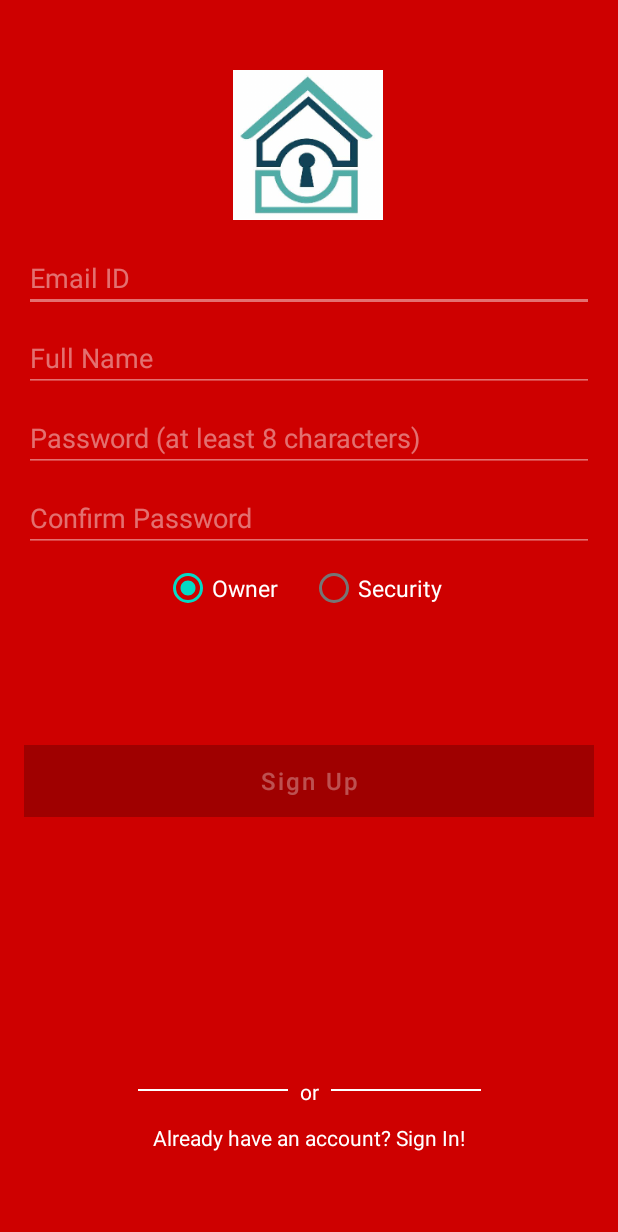
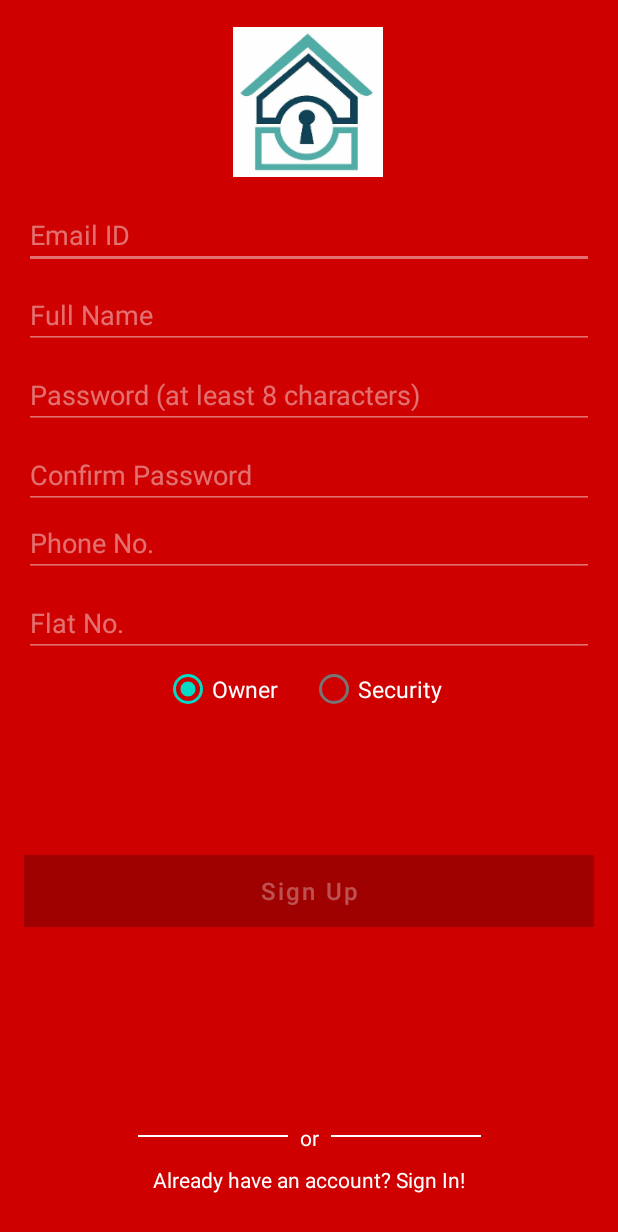
Before and after one commit to Sanket36/AndroidApp, an Android app: the fragment SignUpFragment shown on its own in the app's theme, on a phone screen of 412 x 824 dp. Shown: the top 1232 px of the screen. Run offline under Robolectric (Android 15) with nearby library versions, the light colour scheme and no system bars; our stand-ins replace Firebase (no records; nobody signed in at launch, a user with empty details on screens opened directly); 2 statements that could not run were skipped.

Commit message:
Changes in Sign up

```diff
--- a/app/build.gradle
+++ b/app/build.gradle
@@ -40,6 +40,7 @@ dependencies {
     implementation platform('com.google.firebase:firebase-bom:26.1.0')
     implementation 'com.google.firebase:firebase-auth'
     implementation 'com.google.firebase:firebase-firestore'
+    implementation 'com.google.firebase:firebase-database'
     testImplementation 'junit:junit:4.+'
     androidTestImplementation 'androidx.test.ext:junit:1.1.2'
     androidTestImplementation 'androidx.test.espresso:espresso-core:3.3.0'
--- a/app/src/main/AndroidManifest.xml
+++ b/app/src/main/AndroidManifest.xml
@@ -13,7 +13,6 @@
         android:theme="@style/Theme.SecureHomes">
         <activity android:name=".OwnerDashboard"></activity>
         <activity android:name=".SecurityDashboard" />
-        <activity android:name=".DashboardActivity" />
         <activity android:name=".RegisterActivity" />
         <activity
             android:name=".MainActivity"
--- a/app/src/main/java/com/example/securehomes/MainActivity.java
+++ b/app/src/main/java/com/example/securehomes/MainActivity.java
@@ -32,7 +32,9 @@ public class MainActivity extends AppCompatActivity {
             finish();
         }
         else {
-            Intent mainIntent = new Intent(MainActivity.this,DashboardActivity.class);
+            firebaseAuth.getCurrentUser().getUid();
+
+            Intent mainIntent = new Intent(MainActivity.this,OwnerDashboard.class);
             startActivity(mainIntent);
             finish();
         }
--- a/app/src/main/java/com/example/securehomes/SignUpFragment.java
+++ b/app/src/main/java/com/example/securehomes/SignUpFragment.java
@@ -29,6 +29,8 @@ import com.google.android.gms.tasks.OnCompleteListener;
 import com.google.android.gms.tasks.Task;
 import com.google.firebase.auth.AuthResult;
 import com.google.firebase.auth.FirebaseAuth;
+import com.google.firebase.database.DatabaseReference;
+import com.google.firebase.database.FirebaseDatabase;
 import com.google.firebase.firestore.DocumentReference;
 import com.google.firebase.firestore.FirebaseFirestore;
 
@@ -48,12 +50,14 @@ public class SignUpFragment extends Fragment {
     private EditText fullName;
     private EditText password;
     private EditText confirmPassword;
+    private EditText phoneNo;
+    private EditText flatNo;
     private Button signupBtn;
     private ProgressBar progressBar;
     private FirebaseAuth firebaseAuth;
-    private FirebaseFirestore firebaseFirestore;
+    private DatabaseReference firebaseDatabase;
     private RadioGroup radioGroup;
-    private RadioButton radioButton;
+    private RadioButton radioButton,ownerRadio;
 
     @Override
     public View onCreateView(LayoutInflater inflater, ViewGroup container,
@@ -67,18 +71,34 @@ public class SignUpFragment extends Fragment {
         fullName = view.findViewById(R.id.sign_up_fullname);
         password = view.findViewById(R.id.sign_up_password);
         confirmPassword = view.findViewById(R.id.sign_up_confirmpass);
+        phoneNo = view.findViewById(R.id.phoneNo);
+        flatNo = view.findViewById(R.id.flatNo);
         progressBar = view.findViewById(R.id.progressBar);
         signupBtn = view.findViewById(R.id.sign_up_button);
         radioGroup = view.findViewById(R.id.sign_up_radio_group);
+        ownerRadio = view.findViewById(R.id.sign_in_radio_owner);
 
         firebaseAuth =FirebaseAuth.getInstance();
-        firebaseFirestore = FirebaseFirestore.getInstance();
+        firebaseDatabase = FirebaseDatabase.getInstance().getReference("Users");
         return view;
     }
 
     @Override
     public void onViewCreated(@NonNull View view, @Nullable Bundle savedInstanceState) {
         super.onViewCreated(view, savedInstanceState);
+
+        radioGroup.setOnCheckedChangeListener(new RadioGroup.OnCheckedChangeListener() {
+            @Override
+            public void onCheckedChanged(RadioGroup group, int checkedId) {
+                if(checkedId == R.id.sign_in_radio_owner){
+                    flatNo.setVisibility(View.VISIBLE);
+                } else {
+                    flatNo.setVisibility(View.INVISIBLE);
+                }
+            }
+        });
+
+
         alreadyhaveaccount.setOnClickListener(new View.OnClickListener() {
             @Override
             public void onClick(View v) {
@@ -166,27 +186,32 @@ public class SignUpFragment extends Fragment {
         fragmentTransaction.commit();
     }
     private void checkinputs(){
-        if (!TextUtils.isEmpty(email.getText().toString())){
-            if(!TextUtils.isEmpty(fullName.getText().toString())){
-                if(!TextUtils.isEmpty(password.getText().toString()) && password.length() >= 8){
-                    if(!TextUtils.isEmpty(confirmPassword.getText().toString())){
-                        signupBtn.setEnabled(true);
-                        signupBtn.setTextColor(getResources().getColor(R.color.accent));
-                    }else{
+        if (!TextUtils.isEmpty(email.getText().toString())) {
+            if (!TextUtils.isEmpty(fullName.getText().toString())) {
+                if (!TextUtils.isEmpty(phoneNo.getText().toString())) {
+                    if (!TextUtils.isEmpty(password.getText().toString()) && password.length() >= 8) {
+                        if (!TextUtils.isEmpty(confirmPassword.getText().toString())) {
+                            signupBtn.setEnabled(true);
+                            signupBtn.setTextColor(getResources().getColor(R.color.accent));
+                        } else {
+                            signupBtn.setEnabled(false);
+                            signupBtn.setTextColor(Color.argb(50, 255, 255, 255));
+                        }
+                    } else {
                         signupBtn.setEnabled(false);
-                        signupBtn.setTextColor(Color.argb(50,255,255,255));
+                        signupBtn.setTextColor(Color.argb(50, 255, 255, 255));
                     }
-                }else{
+                } else {
                     signupBtn.setEnabled(false);
-                    signupBtn.setTextColor(Color.argb(50,255,255,255));
+                    signupBtn.setTextColor(Color.argb(50, 255, 255, 255));
                 }
-            }else{
+            } else {
                 signupBtn.setEnabled(false);
-                signupBtn.setTextColor(Color.argb(50,255,255,255));
+                signupBtn.setTextColor(Color.argb(50, 255, 255, 255));
             }
-        }else{
+        } else {
             signupBtn.setEnabled(false);
-            signupBtn.setTextColor(Color.argb(50,255,255,255));
+            signupBtn.setTextColor(Color.argb(50, 255, 255, 255));
         }
     }
     private void checkemailandpassword(){
@@ -207,9 +232,14 @@ public class SignUpFragment extends Fragment {
                             radioButton = getActivity().findViewById(radioInt);
                             Map<Object,String> userdata = new HashMap<>();
                             userdata.put("UID",firebaseAuth.getCurrentUser().getUid());
+                            userdata.put("email",email.getText().toString());
                             userdata.put("fullname",fullName.getText().toString());
+                            userdata.put("phone",phoneNo.getText().toString());
                             userdata.put("type",radioButton.getText().toString());
-                            firebaseFirestore.collection("USERS").document(firebaseAuth.getCurrentUser().getUid()).set(userdata)
+                            if(radioButton.getText().toString().equals("Owner")){
+                                userdata.put("flatNo",flatNo.getText().toString());
+                            }
+                            firebaseDatabase.child(firebaseAuth.getCurrentUser().getUid()).setValue(userdata)
                                     .addOnCompleteListener(new OnCompleteListener<Void>() {
                                 @Override
                                 public void onComplete(@NonNull Task<Void> task) {
--- a/app/src/main/res/layout/fragment_sign_up.xml
+++ b/app/src/main/res/layout/fragment_sign_up.xml
@@ -29,7 +29,7 @@
             app:layout_constraintHorizontal_bias="0.498"
             app:layout_constraintStart_toStartOf="parent"
             app:layout_constraintTop_toTopOf="parent"
-            app:layout_constraintVertical_bias="0.055" />
+            app:layout_constraintVertical_bias="0.014" />
 
         <EditText
             android:id="@+id/sign_up_email"
@@ -114,13 +114,13 @@
             android:layout_height="wrap_content"
             android:layout_marginStart="16dp"
             android:layout_marginLeft="16dp"
-            android:layout_marginTop="8dp"
+            android:layout_marginTop="104dp"
             android:layout_marginEnd="16dp"
             android:layout_marginRight="16dp"
             android:gravity="center_horizontal"
             android:orientation="horizontal"
             app:layout_constraintEnd_toEndOf="parent"
-            app:layout_constraintHorizontal_bias="0.245"
+            app:layout_constraintHorizontal_bias="0.0"
             app:layout_constraintStart_toStartOf="parent"
             app:layout_constraintTop_toBottomOf="@+id/sign_up_confirmpass">
 
@@ -163,7 +163,7 @@
             app:layout_constraintHorizontal_bias="0.0"
             app:layout_constraintStart_toStartOf="parent"
             app:layout_constraintTop_toBottomOf="@+id/sign_up_confirmpass"
-            app:layout_constraintVertical_bias="0.316" />
+            app:layout_constraintVertical_bias="0.529" />
 
         <TextView
             android:id="@+id/textView"
@@ -185,7 +185,7 @@
             android:layout_marginLeft="8dp"
             android:layout_marginEnd="8dp"
             android:layout_marginRight="8dp"
-            android:layout_marginBottom="56dp"
+            android:layout_marginBottom="28dp"
             android:text="Already have an account? Sign In!"
             android:textColor="@color/accent"
             app:layout_constraintBottom_toBottomOf="parent"
@@ -231,6 +231,44 @@
             app:layout_constraintEnd_toEndOf="parent"
             app:layout_constraintStart_toStartOf="parent" />
 
+        <EditText
+            android:id="@+id/phoneNo"
+            android:layout_width="0dp"
+            android:layout_height="wrap_content"
+            android:layout_marginStart="16dp"
+            android:layout_marginLeft="16dp"
+            android:layout_marginEnd="16dp"
+            android:layout_marginRight="16dp"
+            android:backgroundTint="#70ffffff"
+            android:ems="10"
+            android:hint="Phone No."
+            android:inputType="phone"
+            android:textColor="@color/accent"
+            android:textColorHint="#70ffffff"
+            app:layout_constraintEnd_toEndOf="parent"
+            app:layout_constraintStart_toStartOf="parent"
+            app:layout_constraintTop_toBottomOf="@+id/sign_up_confirmpass" />
+
+        <EditText
+            android:id="@+id/flatNo"
+            android:layout_width="0dp"
+            android:layout_height="wrap_content"
+            android:layout_marginStart="16dp"
+            android:layout_marginLeft="16dp"
+            android:layout_marginTop="8dp"
+            android:layout_marginEnd="16dp"
+            android:layout_marginRight="16dp"
+            android:ems="10"
+            android:backgroundTint="#70ffffff"
+            android:hint="Flat No."
+            android:visibility="visible"
+            android:textColor="@color/accent"
+            android:textColorHint="#70ffffff"
+            android:inputType="textPersonName"
+            app:layout_constraintEnd_toEndOf="parent"
+            app:layout_constraintStart_toStartOf="parent"
+            app:layout_constraintTop_toBottomOf="@+id/phoneNo" />
+
     </androidx.constraintlayout.widget.ConstraintLayout>
 
 </FrameLayout>
```
Also changed, not shown: app/src/main/java/com/example/securehomes/OwnerDashboard.java (+13 -0 lines), app/src/main/java/com/example/securehomes/SignInFragment.java (+23 -31 lines), app/src/main/res/layout/activity_owner_dashboard.xml (+12 -9 lines).
